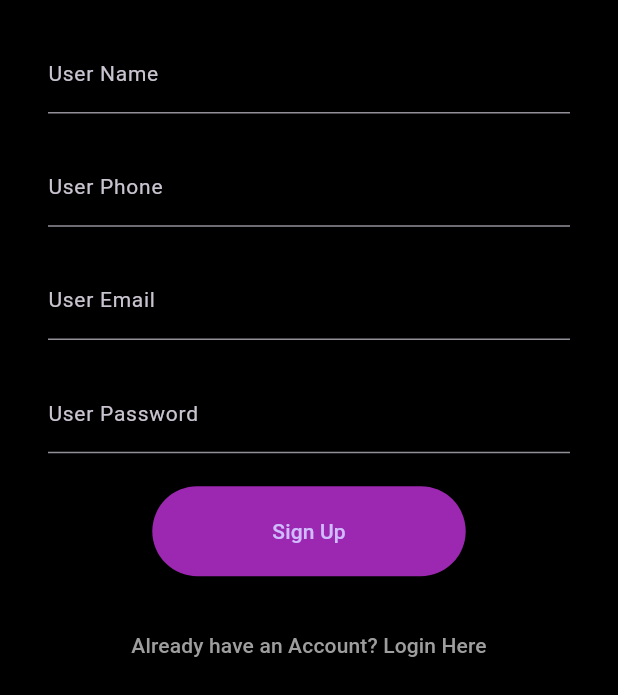
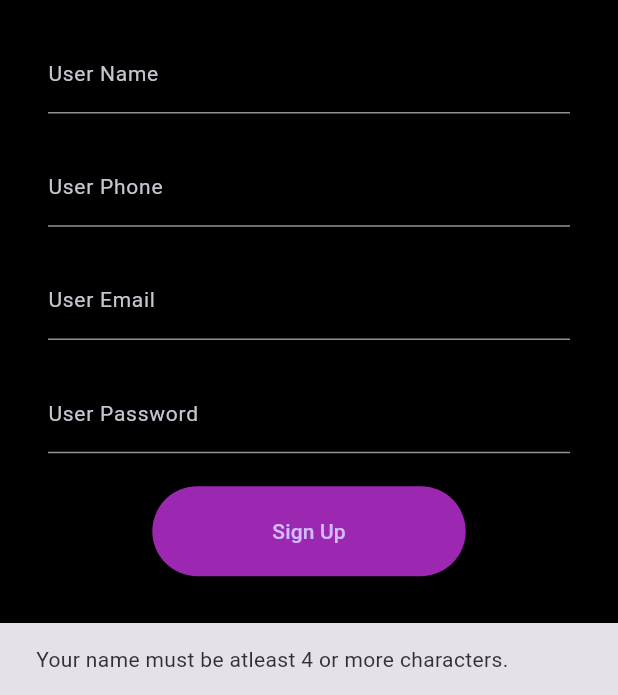
Before and after one commit to MuhammedYahiya/RideSharing, a Flutter app: the SignUpScreen screen opened directly, scrolled down 79 dp, after a tap on "Sign Up", on a phone screen of 412 x 824 dp, the part 541-1236 px from its top. Run offline on Flutter 3.47's test engine with Material 3 defaults, Android fonts, the phone set to English and light mode, and no system bars; our stand-ins replace connectivity_plus.

Commit message:
added form validation for signup page

```diff
--- a/lib/authentication/signup_screen.dart
+++ b/lib/authentication/signup_screen.dart
@@ -19,7 +19,33 @@ class _SignupScreenState extends State<SignUpScreen>
   checkIfNetworkIsAvailable()
   {
     cMethods.checkConnectivity(context);
+    signUpFormValidation();
   }
+
+  signUpFormValidation()
+  {
+    if(userNameTextEditingController.text.trim().length < 3)
+    {
+      cMethods.displaySnackBar("Your name must be atleast 4 or more characters.", context);
+    }
+    else if(userPhoneTextEditingController.text.trim().length < 9)
+    {
+      cMethods.displaySnackBar("Your phone number must be at least 10 digits long.", context);
+    }
+    else if(!emailTextEditingController.text.contains("@"))
+    {
+      cMethods.displaySnackBar("please write valid email", context);
+    }
+    else if(passwordTextEditingController.text.trim().length < 5)
+    {
+      cMethods.displaySnackBar("your password must be atleast 6 or more character", context);
+    }
+    else
+    {
+
+    }
+  }
+
   @override
   Widget build(BuildContext context)
   {
```
